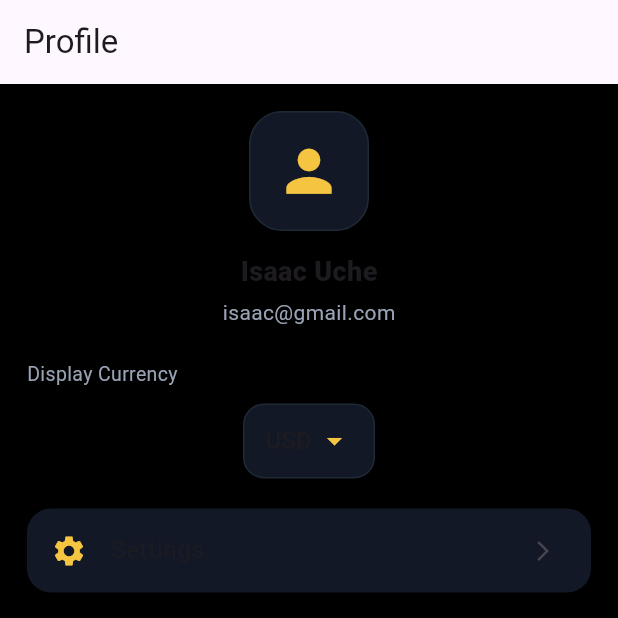
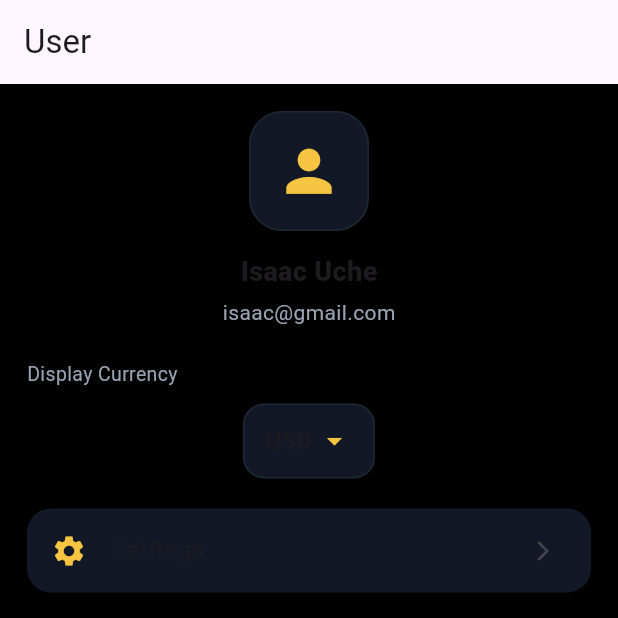
Before and after one commit to uisaac767-png/coinceller, a Flutter app: the ProfileScreen screen opened directly, on a phone screen of 412 x 824 dp, the top half of it. Run offline on Flutter 3.47's test engine with Material 3 defaults, Android fonts, the phone set to English and light mode, and no system bars.

Commit message:
Change app bar title from 'Profile' to 'User'

```diff
--- a/lib/screens/profile_screen.dart
+++ b/lib/screens/profile_screen.dart
@@ -41,7 +41,7 @@ class _ProfileScreenState extends State<ProfileScreen> {
   @override
   Widget build(BuildContext context) {
     return Scaffold(
-      appBar: AppBar(title: const Text("Profile")),
+      appBar: AppBar(title: const Text("User")),
       body: Padding(
         padding: const EdgeInsets.all(18),
         child: Column(
```
